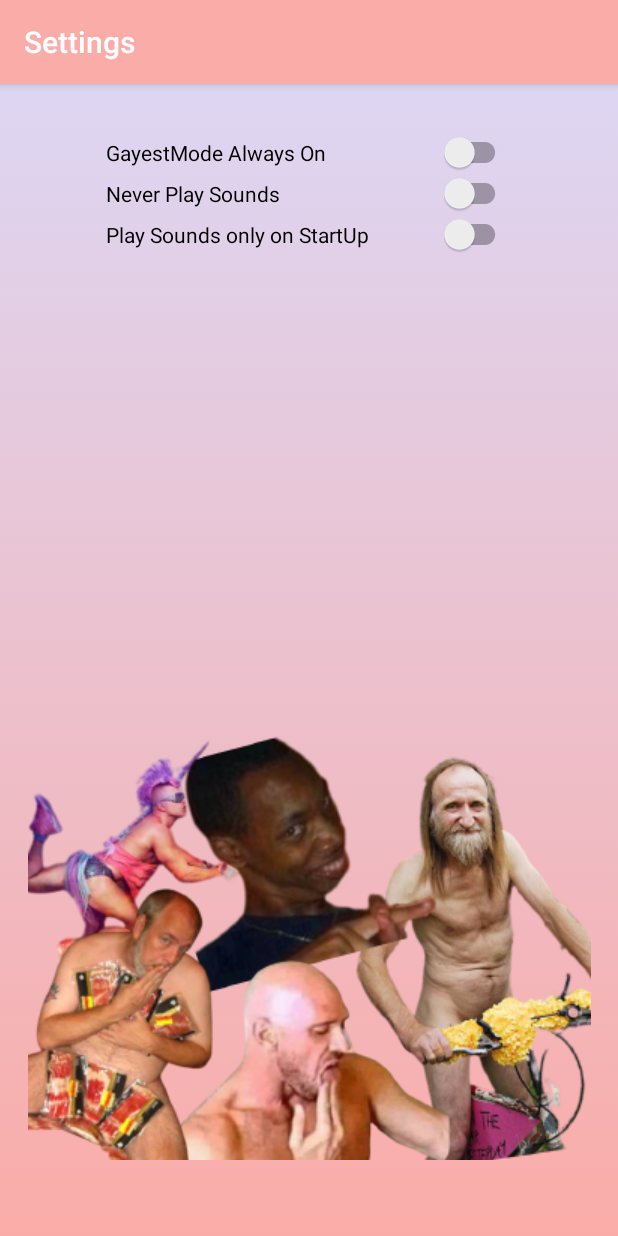
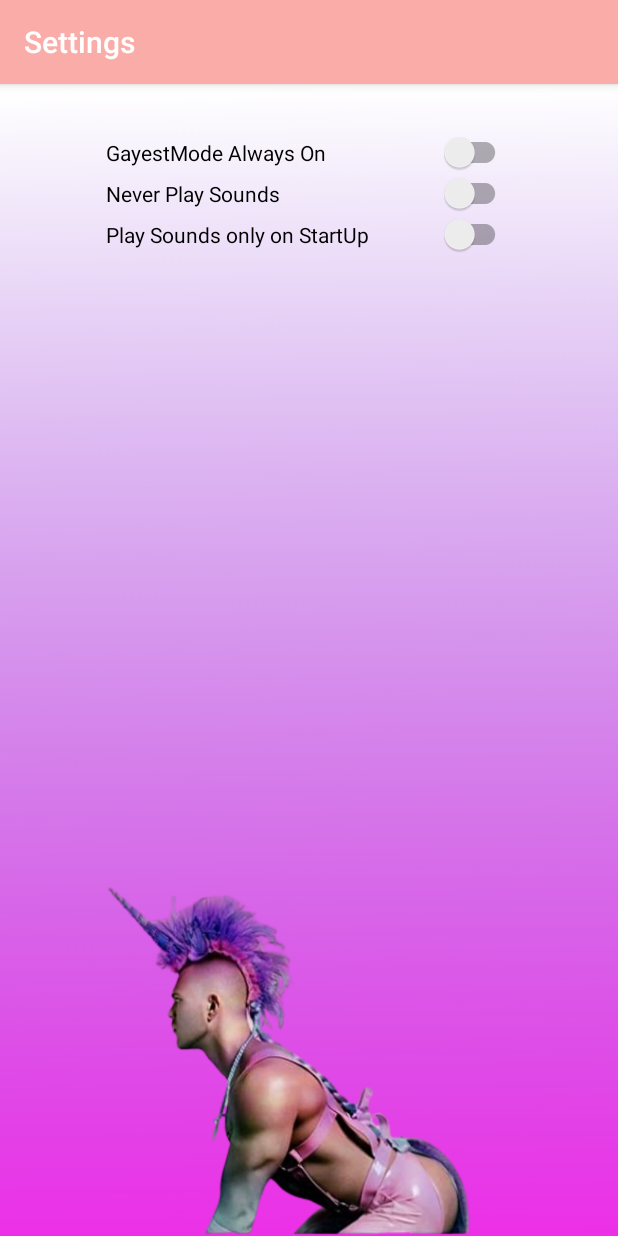
Before and after one commit to ncvescera/GayPass, an Android app: the screen it shows after launch (SettingsActivity), in the options menu, after a tap on "Settings", on a phone screen of 412 x 824 dp. Run offline under Robolectric (Android 15) with nearby library versions, the phone set to English and light mode, and no system bars.

Commit message:
single background added, divided by theme and page it will go to

```diff
--- a/GayPass/app/src/main/java/com/example/gaypass/MainActivity.kt
+++ b/GayPass/app/src/main/java/com/example/gaypass/MainActivity.kt
@@ -139,7 +139,7 @@ class MainActivity : AppCompatActivity() {
     }
 
     private fun disableGayestMode() {
-        layout.setBackgroundResource(R.drawable.gradient_background_verygay)
+        layout.setBackgroundResource(R.drawable.background_main_theme_verygay)
         bg.setBackgroundColor(Color.parseColor("#00FFFFFF"))
 
     }
--- a/GayPass/app/src/main/res/layout/activity_main.xml
+++ b/GayPass/app/src/main/res/layout/activity_main.xml
@@ -5,7 +5,7 @@
     android:id="@+id/layout"
     android:layout_width="match_parent"
     android:layout_height="match_parent"
-    android:background="@drawable/gradient_background_verygay"
+    android:background="@drawable/background_main_theme_verygay"
     tools:context=".MainActivity">
 
 
--- a/GayPass/app/src/main/res/layout/activity_settings.xml
+++ b/GayPass/app/src/main/res/layout/activity_settings.xml
@@ -4,7 +4,7 @@
     xmlns:tools="http://schemas.android.com/tools"
     android:layout_width="match_parent"
     android:layout_height="match_parent"
-    android:background="@drawable/gradient_background_verygay"
+    android:background="@drawable/background_settings_theme_verygay"
     tools:context=".SettingsActivity">
 
     <androidx.constraintlayout.widget.ConstraintLayout
@@ -45,14 +45,4 @@
             app:layout_constraintTop_toBottomOf="@+id/sound_never" />
     </androidx.constraintlayout.widget.ConstraintLayout>
 
-    <ImageView
-        android:id="@id/imageView"
-        android:layout_width="wrap_content"
-        android:layout_height="wrap_content"
-        android:src="@drawable/background_settings"
-        app:layout_constraintBottom_toBottomOf="parent"
-        app:layout_constraintEnd_toEndOf="parent"
-        app:layout_constraintStart_toStartOf="parent"
-        app:layout_constraintTop_toTopOf="parent"
-        tools:ignore="MissingConstraints" />
 </androidx.constraintlayout.widget.ConstraintLayout>
```
Also changed, not shown: GayPass/app/src/main/res/layout/activity_info.xml (+1 -12 lines), GayPass/app/src/main/res/drawable/background_info.png (deleted), GayPass/app/src/main/res/drawable/background_info_theme_gaylatente.png (added), GayPass/app/src/main/res/drawable/background_info_theme_verygay.png (added), GayPass/app/src/main/res/drawable/background_main_theme_gaylatente.png (added), GayPass/app/src/main/res/drawable/background_main_theme_verygay.png (added), GayPass/app/src/main/res/drawable/background_settings.png (deleted), GayPass/app/src/main/res/drawable/background_settings_theme_gaylatente.png (added), GayPass/app/src/main/res/drawable/background_settings_theme_verygay.png (added), GayPass/app/src/main/res/drawable/images_for_background.png (deleted).
